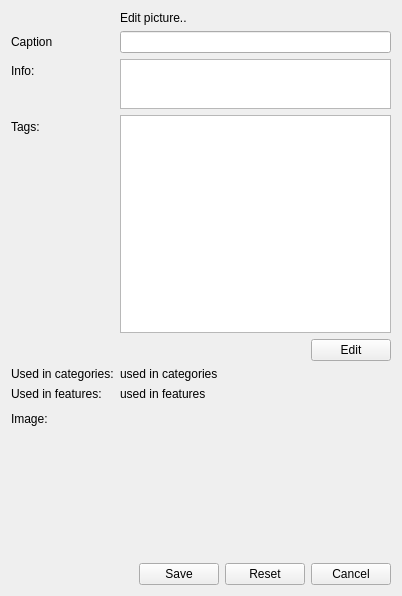
This is client/uiforms/picture_edit.ui in Wolframe/configurator as Qt 5 draws it before an edit. The edited form follows.
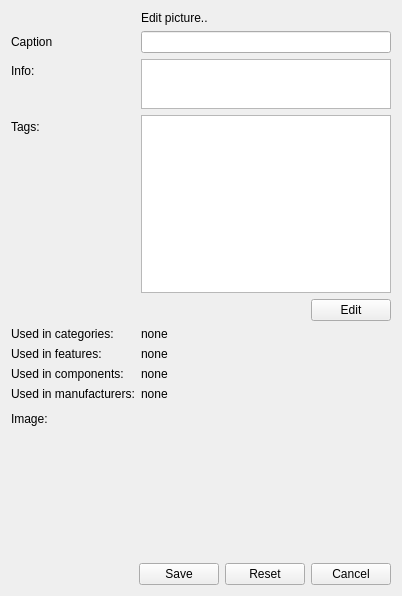
This is the edited form. Icons and pictures are not drawn. Custom widgets are drawn as their Qt base class.

Commit message: more manufacturers/components in picture_edit fixes

```diff
--- a/client/uiforms/picture_edit.ui
+++ b/client/uiforms/picture_edit.ui
@@ -65,6 +65,9 @@
      <property name="text">
       <string>Tags:</string>
      </property>
+     <property name="buddy">
+      <cstring>tags</cstring>
+     </property>
     </widget>
    </item>
    <item row="3" column="1">
@@ -131,14 +134,17 @@
      </item>
     </layout>
    </item>
-   <item row="7" column="0">
+   <item row="11" column="0">
     <widget class="QLabel" name="label_image">
      <property name="text">
       <string>Image:</string>
      </property>
+     <property name="buddy">
+      <cstring>image</cstring>
+     </property>
     </widget>
    </item>
-   <item row="7" column="1">
+   <item row="11" column="1">
     <widget class="PictureChooser" name="image">
      <property name="minimumSize">
       <size>
@@ -151,7 +157,7 @@
      </property>
     </widget>
    </item>
-   <item row="9" column="0" colspan="2">
+   <item row="13" column="0" colspan="2">
     <layout class="QHBoxLayout" name="horizontalLayout_2">
      <item>
       <spacer name="horizontalSpacer">
@@ -221,14 +227,14 @@
    <item row="5" column="1">
     <widget class="QLabel" name="used_categories">
      <property name="text">
-      <string>used in categories</string>
+      <string>none</string>
      </property>
     </widget>
    </item>
    <item row="6" column="1">
     <widget class="QLabel" name="used_features">
      <property name="text">
-      <string>used in features</string>
+      <string>none</string>
      </property>
     </widget>
    </item>
@@ -249,6 +255,34 @@
      </property>
     </widget>
    </item>
+   <item row="10" column="0">
+    <widget class="QLabel" name="label_3">
+     <property name="text">
+      <string>Used in manufacturers:</string>
+     </property>
+    </widget>
+   </item>
+   <item row="8" column="0">
+    <widget class="QLabel" name="label_6">
+     <property name="text">
+      <string>Used in components:</string>
+     </property>
+    </widget>
+   </item>
+   <item row="8" column="1">
+    <widget class="QLabel" name="used_components">
+     <property name="text">
+      <string>none</string>
+     </property>
+    </widget>
+   </item>
+   <item row="10" column="1">
+    <widget class="QLabel" name="used_manufacturers">
+     <property name="text">
+      <string>none</string>
+     </property>
+    </widget>
+   </item>
   </layout>
  </widget>
  <customwidgets>
```
Left out of the diff: 2 changed lines with no effect on the pictures.
